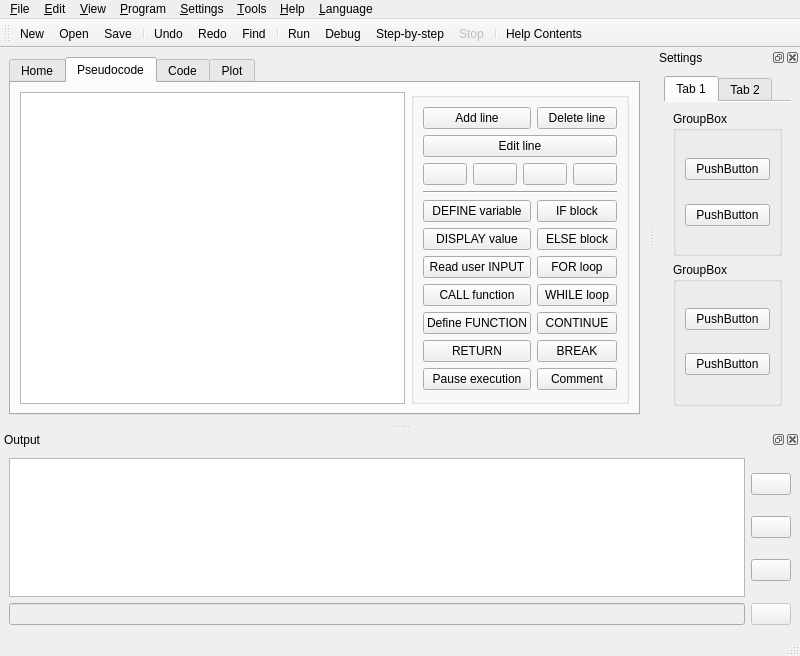
Above: src/forms/ui_mainwindow.ui from TuringApp/Turing before the change. Below: the same form after it.
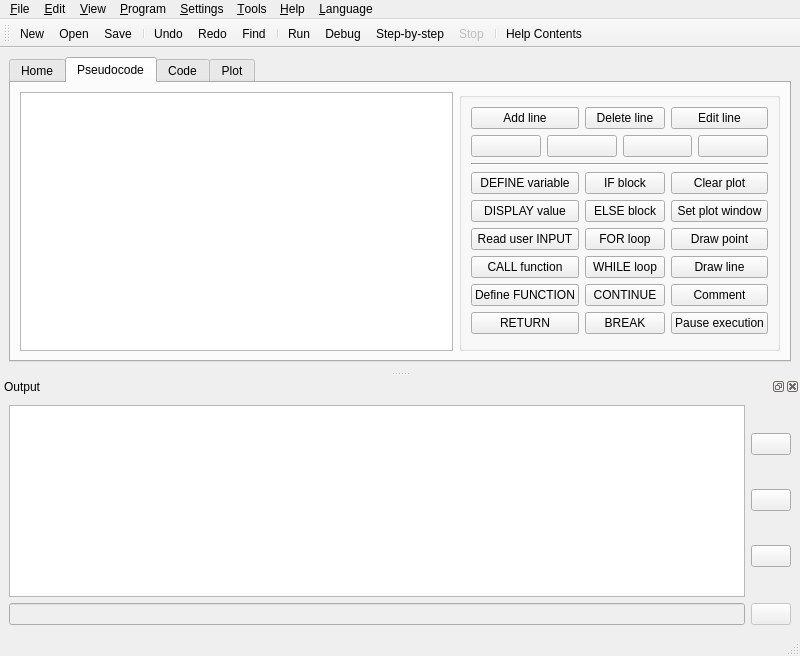
That is the form after the change. Icons and pictures are not drawn.

```diff
--- a/src/forms/ui_mainwindow.ui
+++ b/src/forms/ui_mainwindow.ui
@@ -74,60 +74,6 @@
            <string/>
           </property>
           <layout class="QGridLayout" name="gridLayout">
-           <item row="1" column="0" colspan="2">
-            <widget class="QPushButton" name="btnAlgo_Edit">
-             <property name="text">
-              <string>Edit line</string>
-             </property>
-             <property name="icon">
-              <iconset resource="../turing.qrc">
-               <normaloff>:/action/media/edit_line.png</normaloff>:/action/media/edit_line.png</iconset>
-             </property>
-            </widget>
-           </item>
-           <item row="4" column="0" colspan="2">
-            <widget class="Line" name="line">
-             <property name="orientation">
-              <enum>Qt::Horizontal</enum>
-             </property>
-            </widget>
-           </item>
-           <item row="2" column="0" colspan="2">
-            <layout class="QHBoxLayout" name="horizontalLayout_4">
-             <item>
-              <widget class="QPushButton" name="btnAlgo_UpBlock">
-               <property name="icon">
-                <iconset resource="../turing.qrc">
-                 <normaloff>:/action/media/up_double.png</normaloff>:/action/media/up_double.png</iconset>
-               </property>
-              </widget>
-             </item>
-             <item>
-              <widget class="QPushButton" name="btnAlgo_Up">
-               <property name="icon">
-                <iconset resource="../turing.qrc">
-                 <normaloff>:/action/media/up.png</normaloff>:/action/media/up.png</iconset>
-               </property>
-              </widget>
-             </item>
-             <item>
-              <widget class="QPushButton" name="btnAlgo_Down">
-               <property name="icon">
-                <iconset resource="../turing.qrc">
-                 <normaloff>:/action/media/down.png</normaloff>:/action/media/down.png</iconset>
-               </property>
-              </widget>
-             </item>
-             <item>
-              <widget class="QPushButton" name="btnAlgo_DownBlock">
-               <property name="icon">
-                <iconset resource="../turing.qrc">
-                 <normaloff>:/action/media/down_double.png</normaloff>:/action/media/down_double.png</iconset>
-               </property>
-              </widget>
-             </item>
-            </layout>
-           </item>
            <item row="0" column="0">
             <widget class="QPushButton" name="btnAlgo_Add">
              <property name="text">
@@ -153,6 +99,17 @@
              </property>
             </widget>
            </item>
+           <item row="0" column="1">
+            <widget class="QPushButton" name="btnAlgo_Delete">
+             <property name="text">
+              <string>Delete line</string>
+             </property>
+             <property name="icon">
+              <iconset resource="../turing.qrc">
+               <normaloff>:/action/media/delete.png</normaloff>:/action/media/delete.png</iconset>
+             </property>
+            </widget>
+           </item>
            <item row="8" column="1">
             <widget class="QPushButton" name="btnAlgo_While">
              <property name="text">
@@ -160,13 +117,6 @@
              </property>
             </widget>
            </item>
-           <item row="6" column="1">
-            <widget class="QPushButton" name="btnAlgo_Else">
-             <property name="text">
-              <string>ELSE block</string>
-             </property>
-            </widget>
-           </item>
            <item row="5" column="1">
             <widget class="QPushButton" name="btnAlgo_If">
              <property name="text">
@@ -174,21 +124,10 @@
              </property>
             </widget>
            </item>
-           <item row="0" column="1">
-            <widget class="QPushButton" name="btnAlgo_Delete">
+           <item row="6" column="1">
+            <widget class="QPushButton" name="btnAlgo_Else">
              <property name="text">
-              <string>Delete line</string>
-             </property>
-             <property name="icon">
-              <iconset resource="../turing.qrc">
-               <normaloff>:/action/media/delete.png</normaloff>:/action/media/delete.png</iconset>
-             </property>
-            </widget>
-           </item>
-           <item row="7" column="1">
-            <widget class="QPushButton" name="btnAlgo_For">
-             <property name="text">
-              <string>FOR loop</string>
+              <string>ELSE block</string>
              </property>
             </widget>
            </item>
@@ -199,10 +138,10 @@
              </property>
             </widget>
            </item>
-           <item row="8" column="0">
-            <widget class="QPushButton" name="btnAlgo_Call">
+           <item row="7" column="1">
+            <widget class="QPushButton" name="btnAlgo_For">
              <property name="text">
-              <string>CALL function</string>
+              <string>FOR loop</string>
              </property>
             </widget>
            </item>
@@ -220,10 +159,10 @@
              </property>
             </widget>
            </item>
-           <item row="7" column="0">
-            <widget class="QPushButton" name="btnAlgo_Input">
+           <item row="8" column="0">
+            <widget class="QPushButton" name="btnAlgo_Call">
              <property name="text">
-              <string>Read user INPUT</string>
+              <string>CALL function</string>
              </property>
             </widget>
            </item>
@@ -234,20 +173,112 @@
              </property>
             </widget>
            </item>
-           <item row="11" column="0">
-            <widget class="QPushButton" name="btnAlgo_Stop">
+           <item row="7" column="0">
+            <widget class="QPushButton" name="btnAlgo_Input">
              <property name="text">
-              <string>Pause execution</string>
+              <string>Read user INPUT</string>
              </property>
             </widget>
            </item>
-           <item row="11" column="1">
+           <item row="5" column="2">
+            <widget class="QPushButton" name="btnAlgo_GClear">
+             <property name="text">
+              <string>Clear plot</string>
+             </property>
+            </widget>
+           </item>
+           <item row="0" column="2">
+            <widget class="QPushButton" name="btnAlgo_Edit">
+             <property name="text">
+              <string>Edit line</string>
+             </property>
+             <property name="icon">
+              <iconset resource="../turing.qrc">
+               <normaloff>:/action/media/edit_line.png</normaloff>:/action/media/edit_line.png</iconset>
+             </property>
+            </widget>
+           </item>
+           <item row="2" column="0" colspan="3">
+            <layout class="QHBoxLayout" name="horizontalLayout_4">
+             <item>
+              <widget class="QPushButton" name="btnAlgo_UpBlock">
+               <property name="icon">
+                <iconset resource="../turing.qrc">
+                 <normaloff>:/action/media/up_double.png</normaloff>:/action/media/up_double.png</iconset>
+               </property>
+              </widget>
+             </item>
+             <item>
+              <widget class="QPushButton" name="btnAlgo_Up">
+               <property name="icon">
+                <iconset resource="../turing.qrc">
+                 <normaloff>:/action/media/up.png</normaloff>:/action/media/up.png</iconset>
+               </property>
+              </widget>
+             </item>
+             <item>
+              <widget class="QPushButton" name="btnAlgo_Down">
+               <property name="icon">
+                <iconset resource="../turing.qrc">
+                 <normaloff>:/action/media/down.png</normaloff>:/action/media/down.png</iconset>
+               </property>
+              </widget>
+             </item>
+             <item>
+              <widget class="QPushButton" name="btnAlgo_DownBlock">
+               <property name="icon">
+                <iconset resource="../turing.qrc">
+                 <normaloff>:/action/media/down_double.png</normaloff>:/action/media/down_double.png</iconset>
+               </property>
+              </widget>
+             </item>
+            </layout>
+           </item>
+           <item row="4" column="0" colspan="3">
+            <widget class="Line" name="line">
+             <property name="lineWidth">
+              <number>1</number>
+             </property>
+             <property name="orientation">
+              <enum>Qt::Horizontal</enum>
+             </property>
+            </widget>
+           </item>
+           <item row="6" column="2">
+            <widget class="QPushButton" name="btnAlgo_GWindow">
+             <property name="text">
+              <string>Set plot window</string>
+             </property>
+            </widget>
+           </item>
+           <item row="7" column="2">
+            <widget class="QPushButton" name="btnAlgo_GPoint">
+             <property name="text">
+              <string>Draw point</string>
+             </property>
+            </widget>
+           </item>
+           <item row="8" column="2">
+            <widget class="QPushButton" name="btnAlgo_GLine">
+             <property name="text">
+              <string>Draw line</string>
+             </property>
+            </widget>
+           </item>
+           <item row="9" column="2">
             <widget class="QPushButton" name="btnAlgo_Comment">
              <property name="text">
               <string>Comment</string>
              </property>
             </widget>
            </item>
+           <item row="10" column="2">
+            <widget class="QPushButton" name="btnAlgo_Stop">
+             <property name="text">
+              <string>Pause execution</string>
+             </property>
+            </widget>
+           </item>
           </layout>
          </widget>
         </item>
@@ -446,95 +477,6 @@
    <addaction name="separator"/>
    <addaction name="actionHelpContents"/>
   </widget>
-  <widget class="QDockWidget" name="dock_settings">
-   <property name="accessibleName">
-    <string/>
-   </property>
-   <property name="floating">
-    <bool>false</bool>
-   </property>
-   <property name="windowTitle">
-    <string>Settings</string>
-   </property>
-   <attribute name="dockWidgetArea">
-    <number>2</number>
-   </attribute>
-   <widget class="QWidget" name="dockWidgetContents_3">
-    <layout class="QVBoxLayout" name="verticalLayout_5">
-     <item>
-      <widget class="QTabWidget" name="tabWidget_2">
-       <property name="currentIndex">
-        <number>0</number>
-       </property>
-       <property name="documentMode">
-        <bool>true</bool>
-       </property>
-       <property name="movable">
-        <bool>true</bool>
-       </property>
-       <widget class="QWidget" name="tab">
-        <attribute name="title">
-         <string>Tab 1</string>
-        </attribute>
-        <layout class="QVBoxLayout" name="verticalLayout_4">
-         <item>
-          <widget class="QGroupBox" name="groupBox">
-           <property name="title">
-            <string>GroupBox</string>
-           </property>
-           <layout class="QVBoxLayout" name="verticalLayout_6">
-            <item>
-             <widget class="QPushButton" name="pushButton">
-              <property name="text">
-               <string>PushButton</string>
-              </property>
-             </widget>
-            </item>
-            <item>
-             <widget class="QPushButton" name="pushButton_2">
-              <property name="text">
-               <string>PushButton</string>
-              </property>
-             </widget>
-            </item>
-           </layout>
-          </widget>
-         </item>
-         <item>
-          <widget class="QGroupBox" name="groupBox_2">
-           <property name="title">
-            <string>GroupBox</string>
-           </property>
-           <layout class="QVBoxLayout" name="verticalLayout_7">
-            <item>
-             <widget class="QPushButton" name="pushButton_3">
-              <property name="text">
-               <string>PushButton</string>
-              </property>
-             </widget>
-            </item>
-            <item>
-             <widget class="QPushButton" name="pushButton_4">
-              <property name="text">
-               <string>PushButton</string>
-              </property>
-             </widget>
-            </item>
-           </layout>
-          </widget>
-         </item>
-        </layout>
-       </widget>
-       <widget class="QWidget" name="tab_2">
-        <attribute name="title">
-         <string>Tab 2</string>
-        </attribute>
-       </widget>
-      </widget>
-     </item>
-    </layout>
-   </widget>
-  </widget>
   <widget class="QDockWidget" name="dock_output">
    <property name="windowTitle">
     <string>Output</string>
```
Left out of the diff: 3 changed lines with no effect on the pictures.
